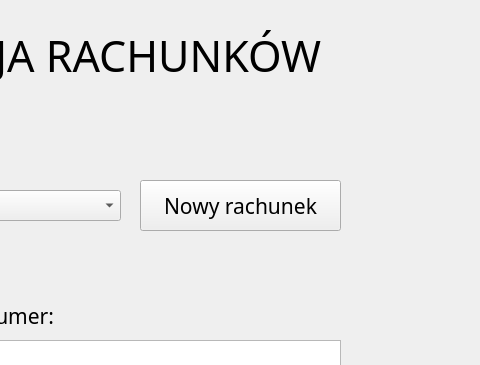
Qt form editwindow.ui (justynak/ipr_barman) before a commit; both pictures show x 620 to 1100 and y 0 to 365 of the 1366 by 700 pixel window.
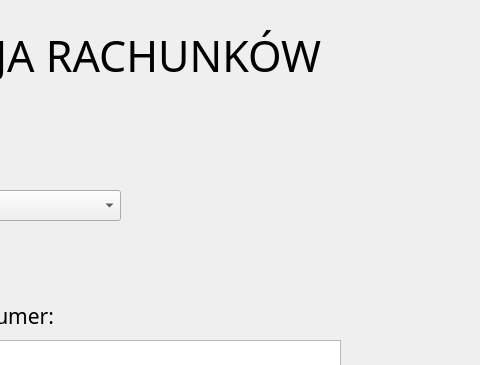
The same form after that commit.

Patch:
```diff
--- a/editwindow.ui
+++ b/editwindow.ui
@@ -80,25 +80,6 @@
     </rect>
    </property>
   </widget>
-  <widget class="QPushButton" name="button_new_bill">
-   <property name="geometry">
-    <rect>
-     <x>760</x>
-     <y>180</y>
-     <width>201</width>
-     <height>51</height>
-    </rect>
-   </property>
-   <property name="font">
-    <font>
-     <family>Gotham Black</family>
-     <pointsize>16</pointsize>
-    </font>
-   </property>
-   <property name="text">
-    <string>Nowy rachunek</string>
-   </property>
-  </widget>
   <widget class="QLabel" name="label_3">
    <property name="geometry">
     <rect>
```
